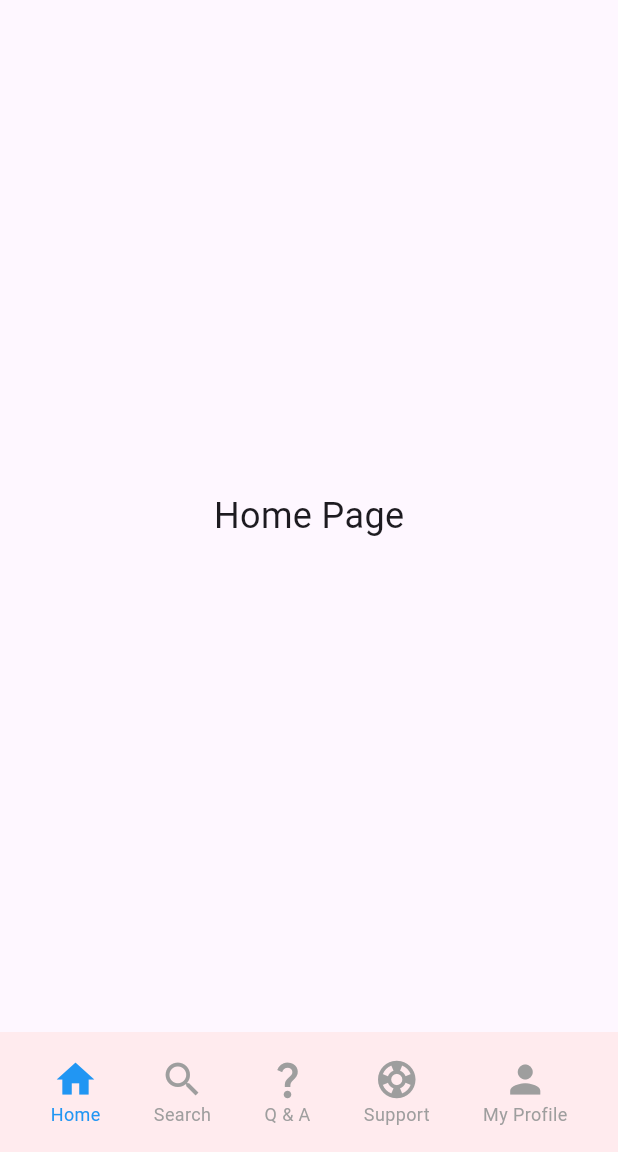
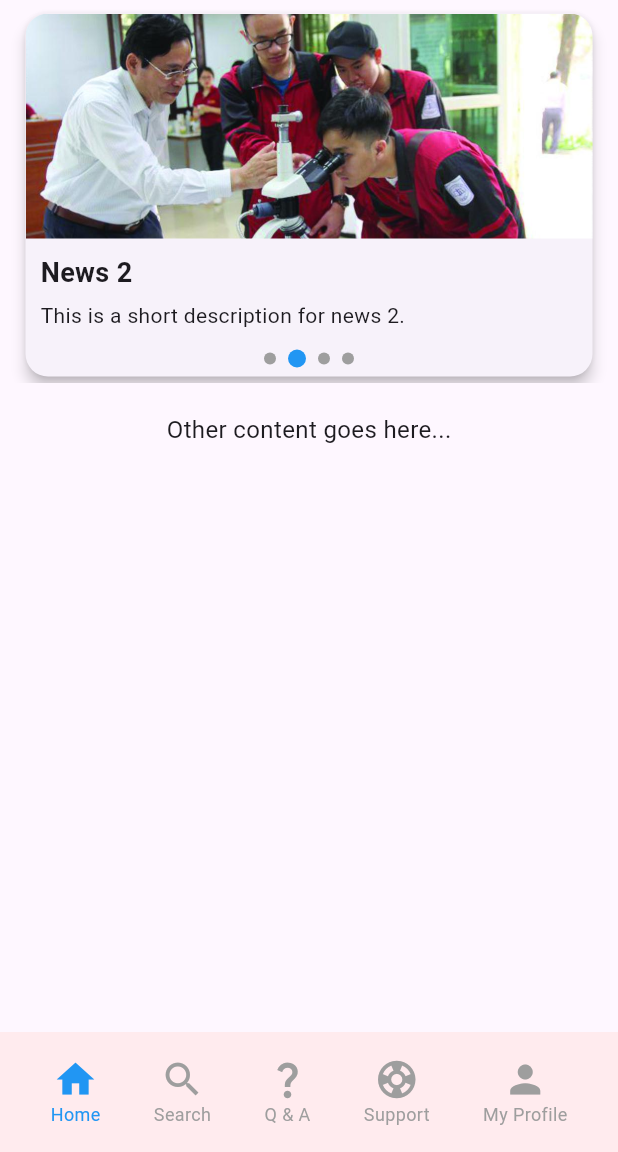
Before and after one commit to Thi1503/tuyen_sinh_app, a Flutter app: the screen it shows after launch, on a phone screen of 412 x 824 dp, the part 84-1236 px from its top. Run offline on Flutter 3.47's test engine with Material 3 defaults, Android fonts, the light colour scheme and no system bars.

Commit message:
Signed-off-by: Thi1503 <thile15032003@gmail.com>

```diff
--- /dev/null
+++ b/lib/page/home_page.dart
@@ -0,0 +1,205 @@
+import 'dart:async';
+import 'package:flutter/material.dart';
+
+class NewsArticle {
+  final String title;
+  final String description;
+  final String imageUrl;
+
+  NewsArticle({
+    required this.title,
+    required this.description,
+    required this.imageUrl,
+  });
+}
+
+// Dữ liệu giả cho các bài viết tin tức
+final List<NewsArticle> newsArticles = [
+  NewsArticle(
+    title: 'News 1',
+    description: 'This is a short description for news 1.',
+    imageUrl: 'assets/picture_1.jpg', // Ảnh từ thư mục assets
+  ),
+  NewsArticle(
+    title: 'News 2',
+    description: 'This is a short description for news 2.',
+    imageUrl: 'assets/picture_2.jpg', // Ảnh từ URL mạng
+  ),
+  NewsArticle(
+    title: 'News 3',
+    description: 'This is a short description for news 3.',
+    imageUrl: 'assets/picture_3.jpg', // Ảnh từ URL mạng
+  ),
+  NewsArticle(
+    title: 'News 4',
+    description: 'This is a short description for news 3.',
+    imageUrl: 'assets/picture_4.jpg', // Ảnh từ URL mạng
+  ),
+];
+
+class HomePage extends StatefulWidget {
+  @override
+  _HomePageState createState() => _HomePageState();
+}
+
+class _HomePageState extends State<HomePage> {
+  late PageController _pageController;
+  int _currentPage = 0;
+
+  @override
+  void initState() {
+    super.initState();
+    _pageController = PageController(initialPage: _currentPage);
+
+    // Tự động cuộn trang mỗi 5 giây
+    Timer.periodic(Duration(seconds: 5), (Timer timer) {
+      if (_currentPage < newsArticles.length - 1) {
+        _currentPage++;
+      } else {
+        _currentPage = 0;
+      }
+
+      _pageController.animateToPage(
+        _currentPage,
+        duration: Duration(milliseconds: 300),
+        curve: Curves.easeInOut,
+      );
+    });
+  }
+
+  @override
+  void dispose() {
+    _pageController.dispose();
+    super.dispose();
+  }
+
+  @override
+  Widget build(BuildContext context) {
+    return Scaffold(
+      body: SingleChildScrollView(
+        padding: EdgeInsets.all(5),
+        child: Column(
+          children: [
+            // PageView chiếm toàn bộ chiều ngang
+            SizedBox(
+              height: 250,
+              child: Stack(
+                alignment: Alignment.bottomCenter,
+                children: [
+                  PageView.builder(
+                    controller: _pageController,
+                    itemCount: newsArticles.length,
+                    onPageChanged: (index) {
+                      setState(() {
+                        _currentPage = index;
+                      });
+                    },
+                    itemBuilder: (context, index) {
+                      final article = newsArticles[index];
+                      return GestureDetector(
+                        onTap: () {
+                          // Thực hiện hành động khi nhấn vào, ví dụ hiển thị thông báo
+                          showDialog(
+                            context: context,
+                            builder: (context) => AlertDialog(
+                              title: Text(article.title),
+                              content: Text(article.description),
+                              actions: [
+                                TextButton(
+                                  onPressed: () => Navigator.of(context).pop(),
+                                  child: Text('Close'),
+                                ),
+                              ],
+                            ),
+                          );
+                        },
+                        child: Padding(
+                          padding: const EdgeInsets.symmetric(horizontal: 8.0),
+                          child: Card(
+                            elevation: 4,
+                            shape: RoundedRectangleBorder(
+                              borderRadius: BorderRadius.circular(15),
+                            ),
+                            child: Column(
+                              crossAxisAlignment: CrossAxisAlignment.stretch,
+                              children: [
+                                // Hiển thị ảnh của bài báo, tự động chọn asset hoặc network
+                                ClipRRect(
+                                  borderRadius: BorderRadius.vertical(top: Radius.circular(15)),
+                                  child: article.imageUrl.startsWith('http')
+                                      ? Image.network(
+                                    article.imageUrl,
+                                    height: 150,
+                                    width: double.infinity,
+                                    fit: BoxFit.cover,
+                                  )
+                                      : Image.asset(
+                                    article.imageUrl,
+                                    height: 150,
+                                    width: double.infinity,
+                                    fit: BoxFit.cover,
+                                  ),
+                                ),
+                                Padding(
+                                  padding: const EdgeInsets.all(10.0),
+                                  child: Column(
+                                    crossAxisAlignment: CrossAxisAlignment.start,
+                                    children: [
+                                      Text(
+                                        article.title,
+                                        style: TextStyle(
+                                          fontSize: 18,
+                                          fontWeight: FontWeight.bold,
+                                        ),
+                                      ),
+                                      SizedBox(height: 5),
+                                      Text(
+                                        article.description,
+                                        style: TextStyle(fontSize: 14),
+                                        maxLines: 2,
+                                        overflow: TextOverflow.ellipsis,
+                                      ),
+                                    ],
+                                  ),
+                                ),
+                              ],
+                            ),
+                          ),
+                        ),
+                      );
+                    },
+                  ),
+                  // Vòng tròn biểu thị trang hiện tại
+                  Positioned(
+                    bottom: 10,
+                    child: Row(
+                      mainAxisAlignment: MainAxisAlignment.center,
+                      children: List.generate(newsArticles.length, (index) {
+                        return Container(
+                          margin: EdgeInsets.symmetric(horizontal: 4),
+                          width: _currentPage == index ? 12 : 8,
+                          height: _currentPage == index ? 12 : 8,
+                          decoration: BoxDecoration(
+                            shape: BoxShape.circle,
+                            color: _currentPage == index ? Colors.blue : Colors.grey,
+                          ),
+                        );
+                      }),
+                    ),
+                  ),
+                ],
+              ),
+            ),
+
+            SizedBox(height: 20),
+            // Nội dung bổ sung dưới PageView
+            Text(
+              'Other content goes here...',
+              style: TextStyle(fontSize: 16),
+            ),
+          ],
+        ),
+      ),
+    );
+  }
+}
--- a/lib/screen/home_screen.dart
+++ b/lib/screen/home_screen.dart
@@ -1,4 +1,5 @@
 import 'package:flutter/material.dart';
+import 'package:tuyen_sinh_app/page/home_page.dart';
 
 class HomeScreen extends StatefulWidget {
   const HomeScreen({super.key});
@@ -110,7 +111,7 @@ class _HomeScreenState extends State<HomeScreen> {
     // Dựa vào _selectedIndex để hiển thị nội dung tương ứng
     switch (_selectedIndex) {
       case 0:
-        return Center(child: Text("Home Page", style: TextStyle(fontSize: 24)));
+        return HomePage();
       case 1:
         return Center(child: Text("Search Page", style: TextStyle(fontSize: 24)));
       case 2:
--- a/pubspec.yaml
+++ b/pubspec.yaml
@@ -58,6 +58,10 @@ flutter:
     - assets/logohust.png
     - assets/hustc1.jpg
     - assets/login_bg.jpg
+    - assets/picture_1.jpg
+    - assets/picture_2.jpg
+    - assets/picture_3.jpg
+    - assets/picture_4.jpg
 
   # An image asset can refer to one or more resolution-specific "variants", see
   # https://flutter.dev/assets-and-images/#resolution-aware
```
Also changed, not shown: assets/picture_1.jpg (added), assets/picture_2.jpg (added), assets/picture_3.jpg (added), assets/picture_4.jpg (added).
